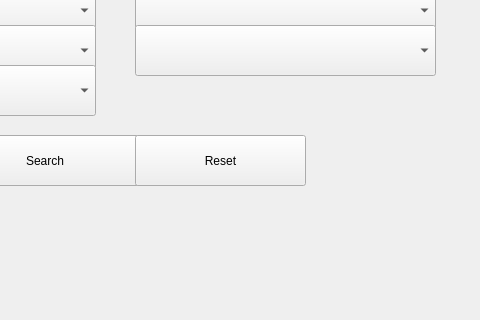
The window that main_window_new.ui (kevinzehner/python-boot-catalogue) describes before a commit, drawn with Qt 5; both pictures show x 215 to 695 and y 255 to 575 of the 1440 by 819 pixel window.
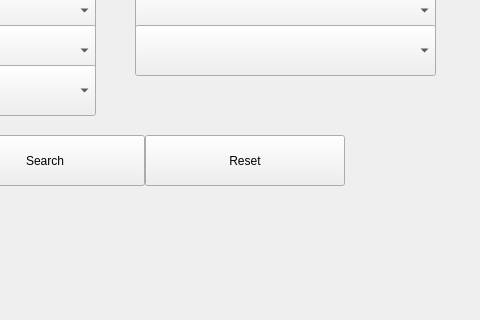
The same window after the commit.

Patch:
```diff
--- a/main_window_new.ui
+++ b/main_window_new.ui
@@ -99,12 +99,18 @@
    <widget class="QPushButton" name="resetButton">
     <property name="geometry">
      <rect>
-      <x>350</x>
+      <x>360</x>
       <y>390</y>
-      <width>171</width>
+      <width>200</width>
       <height>51</height>
      </rect>
     </property>
+    <property name="minimumSize">
+     <size>
+      <width>200</width>
+      <height>35</height>
+     </size>
+    </property>
     <property name="text">
      <string>Reset</string>
     </property>
```
Left out of the diff: 26 changed lines with no effect on the pictures.
